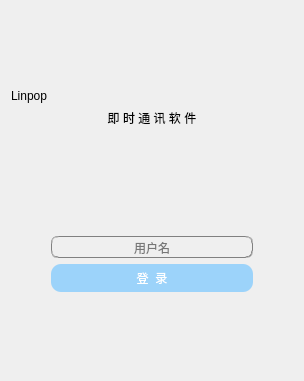
Qt form Qt-IM/login.ui (XiaoZheng2003/BIT-QT-IM) before a commit.
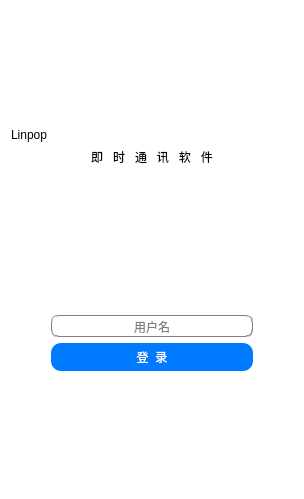
The same form after that commit.

```diff
--- a/Qt-IM/login.ui
+++ b/Qt-IM/login.ui
@@ -7,14 +7,14 @@
     <x>0</x>
     <y>0</y>
     <width>304</width>
-    <height>381</height>
+    <height>499</height>
    </rect>
   </property>
   <property name="windowTitle">
    <string>Dialog</string>
   </property>
   <property name="styleSheet">
-   <string notr="true">background-color: rgb(239, 239, 239);</string>
+   <string notr="true">background-color: rgb(255, 255, 255);</string>
   </property>
   <layout class="QVBoxLayout" name="verticalLayout">
    <item>
@@ -25,7 +25,7 @@
      <property name="sizeHint" stdset="0">
       <size>
        <width>20</width>
-       <height>50</height>
+       <height>30</height>
       </size>
      </property>
     </spacer>
@@ -50,7 +50,7 @@
    <item>
     <widget class="QLabel" name="slogan">
      <property name="text">
-      <string>即 时 通 讯 软 件</string>
+      <string>即   时   通   讯   软   件</string>
      </property>
      <property name="alignment">
       <set>Qt::AlignCenter</set>
@@ -203,7 +203,7 @@
        <property name="styleSheet">
         <string notr="true">
 QPushButton {
-               background-color: #9cd3fa;
+               background-color:#007BFF;
                color: white;
                padding: 5px;
                border: none;
```
Left out of the diff: 4 changed lines with no effect on the pictures.
